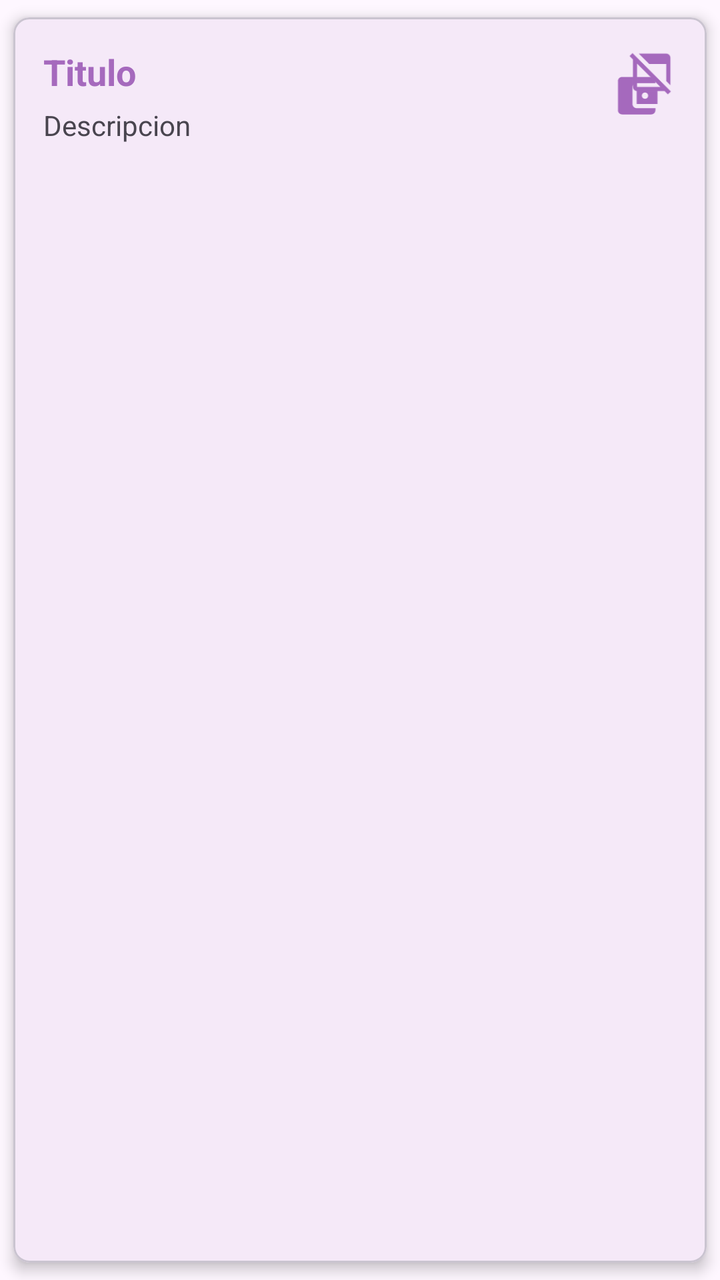
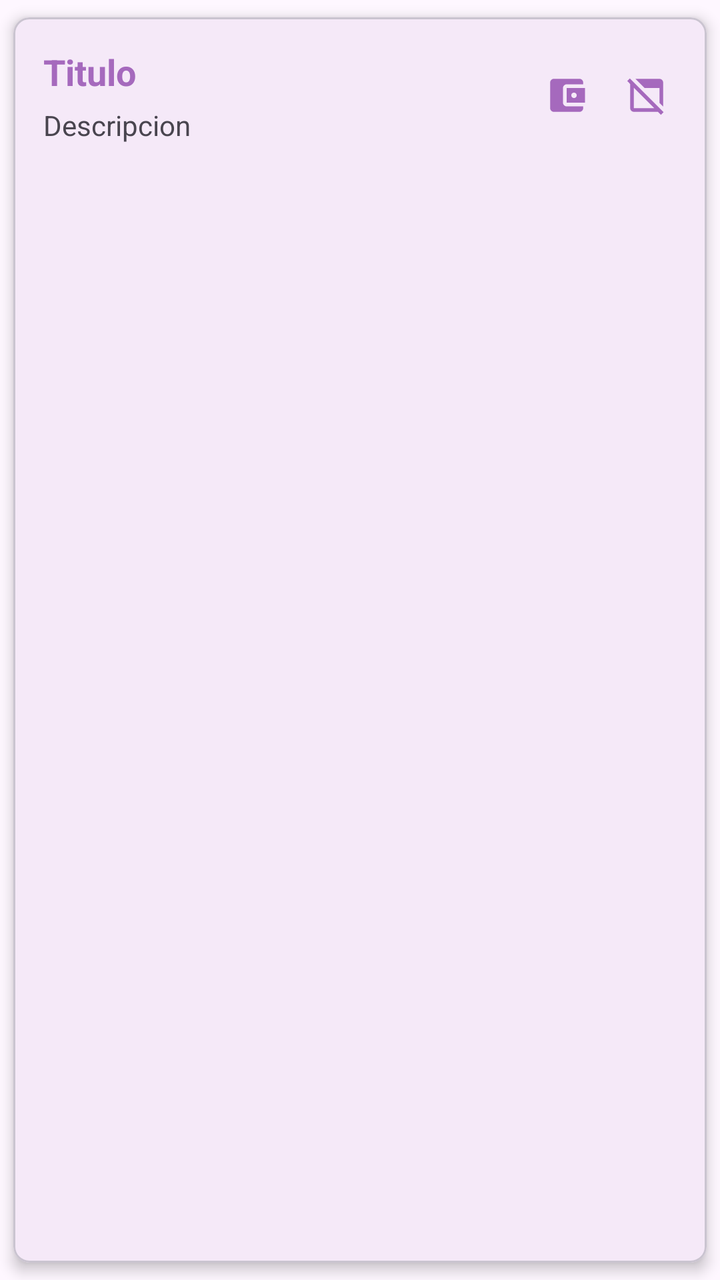

Screens rendered from an Android XML layout before and after an edit, with the pre-edit source and the edit as a unified diff.
<!-- AndroidManifest.xml: application theme Theme.Tarea -->
<!-- res/layout/item_nota.xml -->
<?xml version="1.0" encoding="utf-8"?>
<com.google.android.material.card.MaterialCardView xmlns:android="http://schemas.android.com/apk/res/android"
    xmlns:app="http://schemas.android.com/apk/res-auto"
    android:layout_width="match_parent"
    android:layout_height="wrap_content"
    android:layout_margin="8dp"
    app:cardCornerRadius="8dp"
    app:cardElevation="4dp"
    app:cardUseCompatPadding="true">

    <RelativeLayout
        android:layout_width="match_parent"
        android:layout_height="wrap_content"
        android:padding="15dp">

        <TextView
            android:id="@+id/item_titulo"
            android:text="@string/item_titulo"
            android:textColor="@color/morado"
            android:textStyle="bold"
            android:textSize="18sp"
            android:layout_width="wrap_content"
            android:layout_height="wrap_content"
            android:layout_alignParentStart="true"
            android:layout_toStartOf="@id/ivActualizar"
            android:layout_marginEnd="10dp"/>

        <TextView
            android:id="@+id/item_descripcion"
            android:text="@string/item_descripcion"
            android:maxLines="3"
            android:layout_below="@id/item_titulo"
            android:layout_marginTop="5dp"
            android:layout_alignParentStart="true"
            android:layout_toStartOf="@id/ivActualizar"
            android:layout_marginEnd="10dp"
            android:layout_width="wrap_content"
            android:layout_height="wrap_content"/>

        <ImageView
            android:id="@+id/ivActualizar"
            android:layout_alignParentEnd="true"
            android:layout_centerVertical="true"
            android:src="@drawable/ic_editar"
            android:layout_width="40dp"
            android:layout_height="25dp"/>
        
        
        <ImageView
            android:id="@+id/ivEliminar"
            android:layout_alignParentEnd="true"
            android:src="@drawable/outline_ad_off_24"
            android:layout_width="25dp"
            android:layout_height="25dp"



            />
    </RelativeLayout>
</com.google.android.material.card.MaterialCardView>
<!-- resources referenced by this layout -->
<resources>
  <color name="morado">#A569BD</color>
  <!-- drawable ic_editar (drawable) -->
  <vector xmlns:android="http://schemas.android.com/apk/res/android" android:height="24dp" android:tint="#A569BD" android:viewportHeight="24" android:viewportWidth="24" android:width="24dp">
        
      <path android:fillColor="@android:color/white" android:pathData="M21,18v1c0,1.1 -0.9,2 -2,2L5,21c-1.11,0 -2,-0.9 -2,-2L3,5c0,-1.1 0.89,-2 2,-2h14c1.1,0 2,0.9 2,2v1h-9c-1.11,0 -2,0.9 -2,2v8c0,1.1 0.89,2 2,2h9zM12,16h10L22,8L12,8v8zM16,13.5c-0.83,0 -1.5,-0.67 -1.5,-1.5s0.67,-1.5 1.5,-1.5 1.5,0.67 1.5,1.5 -0.67,1.5 -1.5,1.5z"/>
      
  </vector>
  <!-- drawable outline_ad_off_24 (drawable) -->
  <vector xmlns:android="http://schemas.android.com/apk/res/android" android:height="24dp" android:tint="#A569BD" android:viewportHeight="960" android:viewportWidth="960" android:width="24dp">
        
      <path android:fillColor="@android:color/white" android:pathData="M791,904L727,840Q727,840 727,840Q727,840 727,840L200,840Q167,840 143.5,816.5Q120,793 120,760L120,233Q120,233 120,233Q120,233 120,233L56,168L112,112L848,848L791,904ZM200,760L647,760L200,313L200,760Q200,760 200,760Q200,760 200,760ZM840,727L760,647L760,320L433,320L233,120L760,120Q793,120 816.5,143.5Q840,167 840,200L840,727Z"/>
      
  </vector>
  <string name="item_descripcion">Descripcion</string>
  <string name="item_titulo">Titulo</string>
  <style name="Theme.Tarea" parent="Base.Theme.Tarea" />
  <style name="Base.Theme.Tarea" parent="Theme.Material3.DayNight.NoActionBar">
          
          <item name="colorPrimary">@color/morado</item>
          <item name="android:statusBarColor">@color/morado</item>
      </style>
</resources>

<!-- the commit's change to res/layout/item_nota.xml (unified diff, before → after) -->
@@ -38,23 +38,22 @@
             android:layout_height="wrap_content"/>
 
         <ImageView
-            android:id="@+id/ivActualizar"
+            android:id="@+id/ivEliminar"
             android:layout_alignParentEnd="true"
             android:layout_centerVertical="true"
+            android:src="@drawable/outline_ad_off_24"
+            android:layout_width="30dp"
+            android:layout_height="30dp"
+            android:padding="4dp"/>
+
+        <ImageView
+            android:id="@+id/ivActualizar"
+            android:layout_toStartOf="@id/ivEliminar"
+            android:layout_centerVertical="true"
+            android:layout_marginEnd="10dp"
             android:src="@drawable/ic_editar"
-            android:layout_width="40dp"
-            android:layout_height="25dp"/>
-        
-        
-        <ImageView
-            android:id="@+id/ivEliminar"
-            android:layout_alignParentEnd="true"
-            android:src="@drawable/outline_ad_off_24"
-            android:layout_width="25dp"
-            android:layout_height="25dp"
-
-
-
-            />
+            android:layout_width="30dp"
+            android:layout_height="30dp"
+            android:padding="4dp"/>
     </RelativeLayout>
 </com.google.android.material.card.MaterialCardView>
